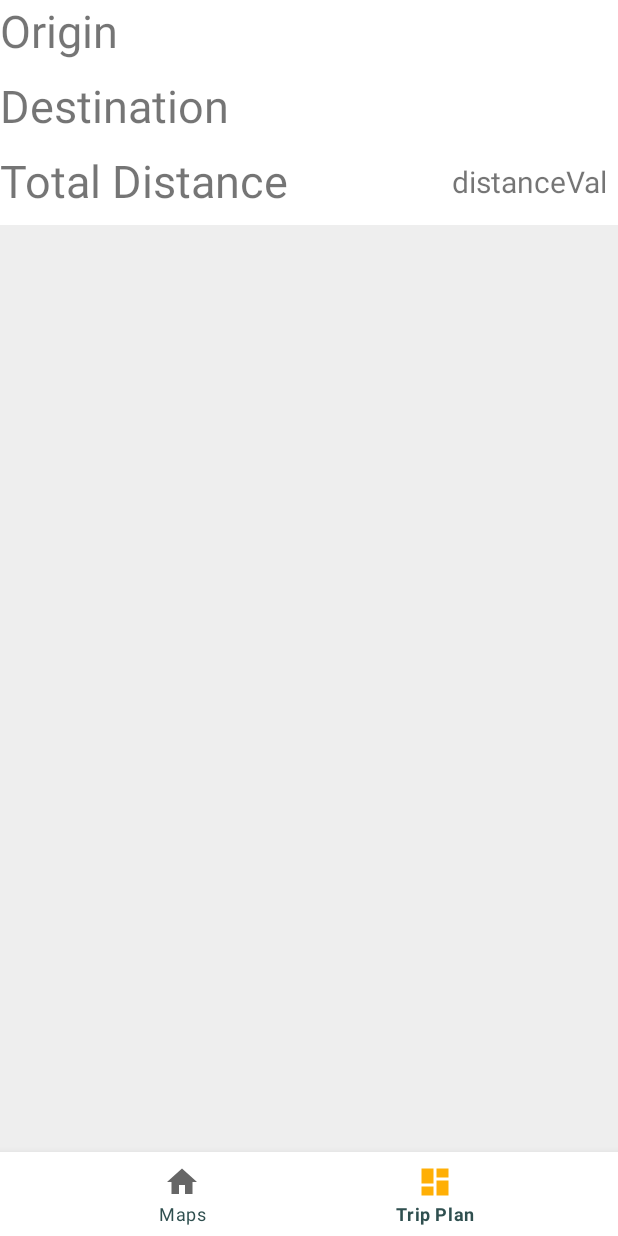
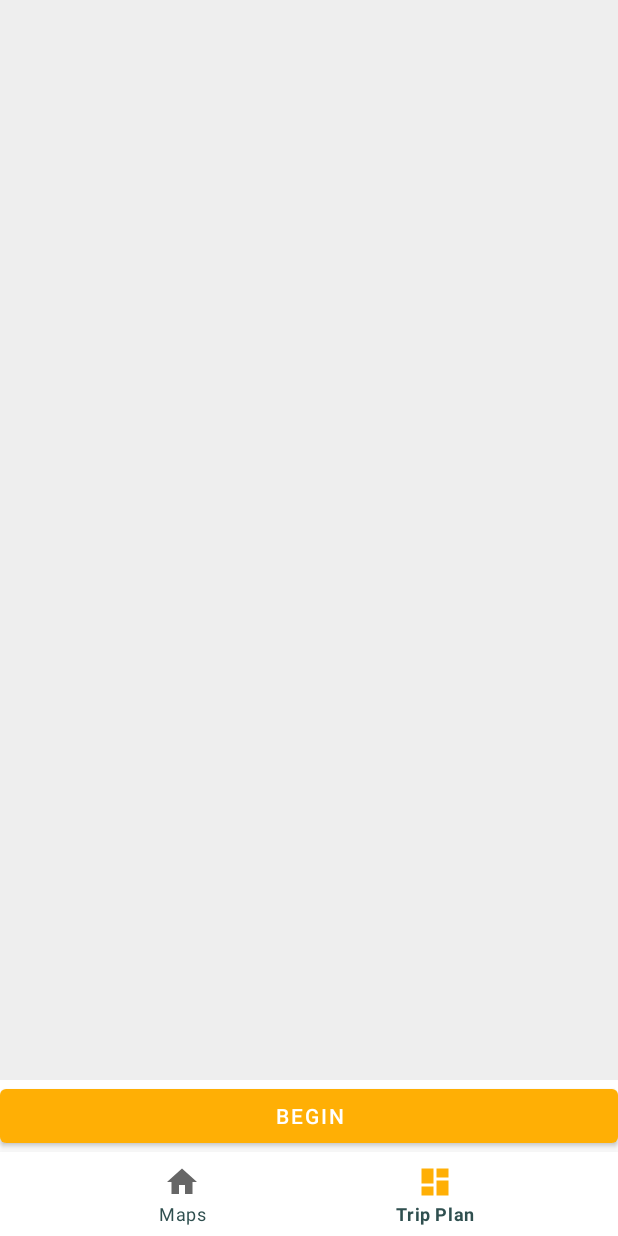
Before and after one commit to limyifan/4thYearProject_AndroidApp, an Android app: the TripPlanFragment screen opened through its navigation route, on a phone screen of 412 x 824 dp. Run offline under Robolectric (Android 15) with nearby library versions, the phone set to English and light mode, and no system bars; our stand-ins replace navigation-ui; pictures from the network do not load; 2 statements that could not run were skipped.

Commit message:
Navigate Template added
add navigation activity as new activity and little changes on splash screen

```diff
--- a/app/src/main/java/com/example/jsonsendtoserver/MainActivity.java
+++ b/app/src/main/java/com/example/jsonsendtoserver/MainActivity.java
@@ -25,7 +25,6 @@ import androidx.appcompat.app.AppCompatActivity;
             super.onCreate(savedInstanceState);
             setContentView(R.layout.splash_screen);
 
-            final ProgressBar splash_content = (ProgressBar) findViewById(R.id.splashProgressBar);
             final TextView textView = findViewById(R.id.loading);
             final ImageView logo = findViewById(R.id.logo);
 
@@ -43,7 +42,6 @@ import androidx.appcompat.app.AppCompatActivity;
                 @Override
                 public void onAnimationEnd(Animation animation) {
                     textView.startAnimation(theRest);
-                    splash_content.setVisibility(View.VISIBLE);
 
                     new Handler().postDelayed(new Runnable() {
                         @Override
--- a/app/src/main/java/com/example/jsonsendtoserver/MapsResult/MapsResultActivity.java
+++ b/app/src/main/java/com/example/jsonsendtoserver/MapsResult/MapsResultActivity.java
@@ -19,6 +19,7 @@ import android.content.DialogInterface;
 import android.content.Intent;
 import android.content.pm.PackageManager;
 import android.location.Location;
+import android.net.Uri;
 import android.os.AsyncTask;
 import android.os.Build;
 import android.os.Bundle;
@@ -31,8 +32,13 @@ import android.widget.EditText;
 import android.app.ProgressDialog;
 import android.graphics.Color;
 
+import com.example.jsonsendtoserver.Navigation.NavigateActivity;
 import com.example.jsonsendtoserver.R;
 import com.google.android.material.bottomnavigation.BottomNavigationView;
+
+import java.io.Serializable;
+import java.util.ArrayList;
+import java.util.HashMap;
 
 public class MapsResultActivity extends AppCompatActivity {
 
@@ -48,8 +54,17 @@ public class MapsResultActivity extends AppCompatActivity {
          Toolbar myToolbar = (Toolbar) findViewById(R.id.toolbar);
         setSupportActionBar(myToolbar);
 
-        // getSupportActionBar().setDisplayHomeAsUpEnabled(true);
-      //   getSupportActionBar().setDisplayShowHomeEnabled(true);
+        Button beginButoon = findViewById(R.id.beginButton);
+        beginButoon.setOnClickListener(new View.OnClickListener() {
+            @Override
+            public void onClick(View v) {
+                ArrayList<HashMap<String, String>> latLngPlot = (ArrayList<HashMap<String, String>>) getIntent().getSerializableExtra("result");
+                Intent intent = new Intent(MapsResultActivity.this, NavigateActivity.class);
+                intent.putExtra("result2", (Serializable) latLngPlot);
+                startActivity(intent);
+
+            }
+        });
 
         AppBarConfiguration appBarConfiguration = new AppBarConfiguration.Builder(
                 R.id.navigation_maps, R.id.navigation_trip)
--- /dev/null
+++ b/app/src/main/res/drawable-v24/ic_arrow_back_black_24dp.xml
@@ -0,0 +1,5 @@
+<vector android:height="24dp" android:tint="#FFFFFF"
+    android:viewportHeight="24.0" android:viewportWidth="24.0"
+    android:width="24dp" xmlns:android="http://schemas.android.com/apk/res/android">
+    <path android:fillColor="#FF000000" android:pathData="M20,11H7.83l5.59,-5.59L12,4l-8,8 8,8 1.41,-1.41L7.83,13H20v-2z"/>
+</vector>
--- a/app/src/main/res/layout/activity_maps_result.xml
+++ b/app/src/main/res/layout/activity_maps_result.xml
@@ -5,54 +5,6 @@
     android:id="@+id/container"
     android:layout_width="match_parent"
     android:layout_height="match_parent">
-
-        <LinearLayout
-            android:id="@+id/linearLayout"
-            android:layout_width="match_parent"
-            android:layout_height="wrap_content"
-            android:orientation="vertical"
-            app:layout_constraintEnd_toEndOf="parent"
-            app:layout_constraintStart_toStartOf="parent"
-            app:layout_constraintTop_toTopOf="parent">
-
-                            <TextView
-                                android:id="@+id/origin"
-                                android:layout_width="match_parent"
-                                android:layout_height="50dp"
-                                android:text="Origin"
-                                android:textSize="30sp" />
-
-                            <TextView
-                                android:id="@+id/destination"
-                                android:layout_width="match_parent"
-                                android:layout_height="50dp"
-                                android:text="Destination"
-                                android:textSize="30dp" />
-
-                            <LinearLayout
-                                android:layout_width="match_parent"
-                                android:layout_height="42dp"
-                                android:orientation="horizontal">
-
-                                <TextView
-                                    android:id="@+id/distance"
-                                    android:layout_width="296dp"
-                                    android:layout_height="match_parent"
-                                    android:text="Total Distance"
-                                    android:textSize="30dp" />
-
-                                <TextView
-                                    android:id="@+id/distanceVal"
-                                    android:layout_width="114dp"
-
-                                    android:layout_height="match_parent"
-                                    android:text="distanceVal"
-                                    android:textSize="20dp"
-                                    android:gravity="center"/>
-                            </LinearLayout>
-
-
-    </LinearLayout>
 
     <com.google.android.material.bottomnavigation.BottomNavigationView
         android:id="@+id/nav_view"
@@ -70,32 +22,26 @@
     </com.google.android.material.bottomnavigation.BottomNavigationView>
 
 
-<!--    <androidx.appcompat.widget.Toolbar-->
-<!--        android:id="@+id/toolbar"-->
-<!--        android:layout_width="match_parent"-->
-<!--        android:layout_height="wrap_content"-->
-<!--        android:background="?attr/colorPrimary"-->
-<!--        android:fitsSystemWindows="true"-->
-<!--        app:layout_constraintEnd_toEndOf="parent"-->
-<!--        app:layout_constraintStart_toStartOf="parent"-->
-<!--        app:layout_constraintTop_toTopOf="parent"-->
-<!--        app:title="TripIT"-->
-<!--        app:titleTextColor="?attr/colorPrimaryDark" />-->
-
     <fragment
         android:id="@+id/nav_host_fragment"
         android:name="androidx.navigation.fragment.NavHostFragment"
         android:layout_width="412dp"
-        android:layout_height="618dp"
+        android:layout_height="0dp"
         app:defaultNavHost="true"
-        app:layout_constraintBottom_toTopOf="@+id/nav_view"
+        app:layout_constraintBottom_toTopOf="@+id/beginButton"
         app:layout_constraintEnd_toEndOf="parent"
         app:layout_constraintHorizontal_bias="1.0"
         app:layout_constraintLeft_toLeftOf="parent"
         app:layout_constraintRight_toRightOf="parent"
         app:layout_constraintStart_toStartOf="parent"
-        app:layout_constraintTop_toBottomOf="@+id/linearLayout"
-        app:layout_constraintVertical_bias="1.0"
+        app:layout_constraintTop_toTopOf="parent"
         app:navGraph="@navigation/mobile_navigation" />
 
+    <Button
+        android:id="@+id/beginButton"
+        android:layout_width="match_parent"
+        android:layout_height="wrap_content"
+        android:text="Begin"
+        app:layout_constraintBottom_toTopOf="@+id/nav_view" />
+
 </androidx.constraintlayout.widget.ConstraintLayout>
--- a/app/src/main/res/layout/fragment_maps.xml
+++ b/app/src/main/res/layout/fragment_maps.xml
@@ -20,6 +20,7 @@
         android:layout_width="wrap_content"
         android:layout_height="wrap_content"
         android:clickable="true"
+        android:layout_margin="8dp"
         app:layout_constraintBottom_toBottomOf="parent"
         app:layout_constraintEnd_toEndOf="parent"
         app:srcCompat="@drawable/skip_button" />
--- a/app/src/main/res/values/strings.xml
+++ b/app/src/main/res/values/strings.xml
@@ -10,7 +10,7 @@
     <string name="sample_time_estimated">est 1.0 hours</string>
     <string name="sample_place">Musuem</string>
     <string name="sample_timetaken">20 minutes approx</string>
-    <string name="loading">loading...</string>
+    <string name="loadingText">TripIT</string>
     <string name="pref_selection">Choose your preferences (Up to 3)</string>
     <string name="time_selection">Enter your available time (in hours)</string>
     <string name="ok">OK</string>
--- a/build.gradle
+++ b/build.gradle
@@ -7,7 +7,7 @@ buildscript {
 
     }
     dependencies {
-        classpath 'com.android.tools.build:gradle:3.5.3'
+        classpath 'com.android.tools.build:gradle:3.6.1'
 
         // NOTE: Do not place your application dependencies here; they belong
         // in the individual module build.gradle files
```
Also changed, not shown: app/src/main/AndroidManifest.xml (+10 -6 lines), app/src/main/java/com/example/jsonsendtoserver/MapsResult/ui/map/MapsFragment.java (+4 -6 lines), app/src/main/java/com/example/jsonsendtoserver/Navigation/NavigateActivity.java (added, +101 -0 lines), app/src/main/res/drawable/simple_bg_curve.xml (added, +17 -0 lines), app/src/main/res/layout/activity_navigate.xml (added, +132 -0 lines), app/src/main/res/layout/splash_screen.xml (+3 -9 lines), app/src/main/res/drawable/logo2.png, gradle/wrapper/gradle-wrapper.properties.
